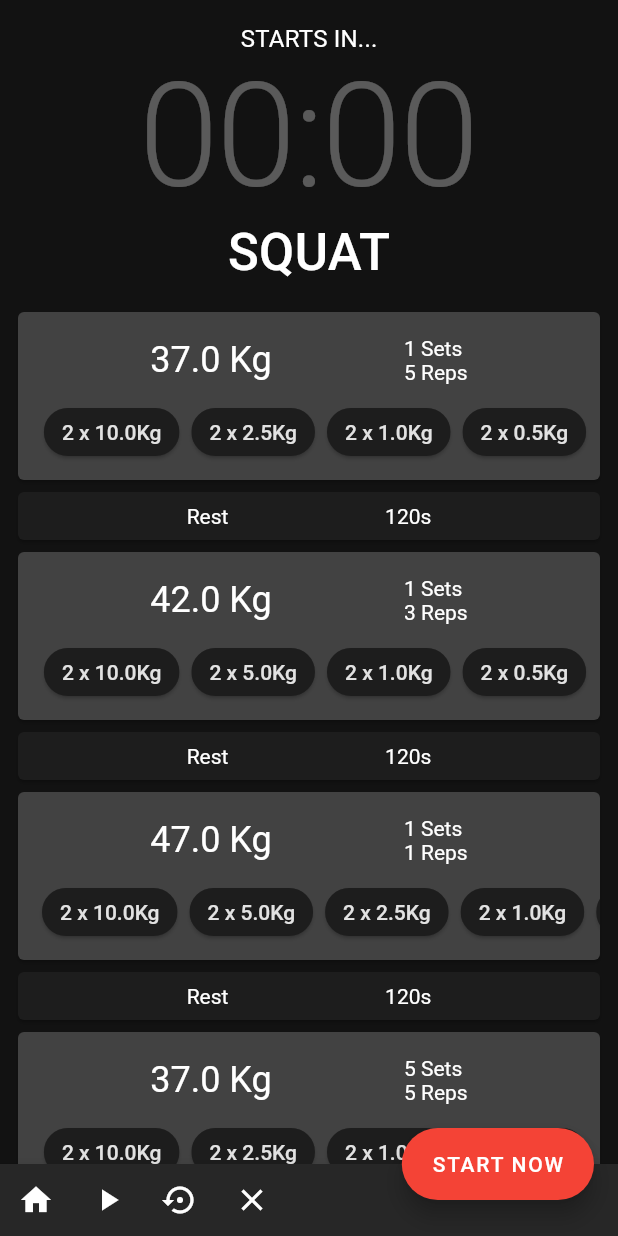
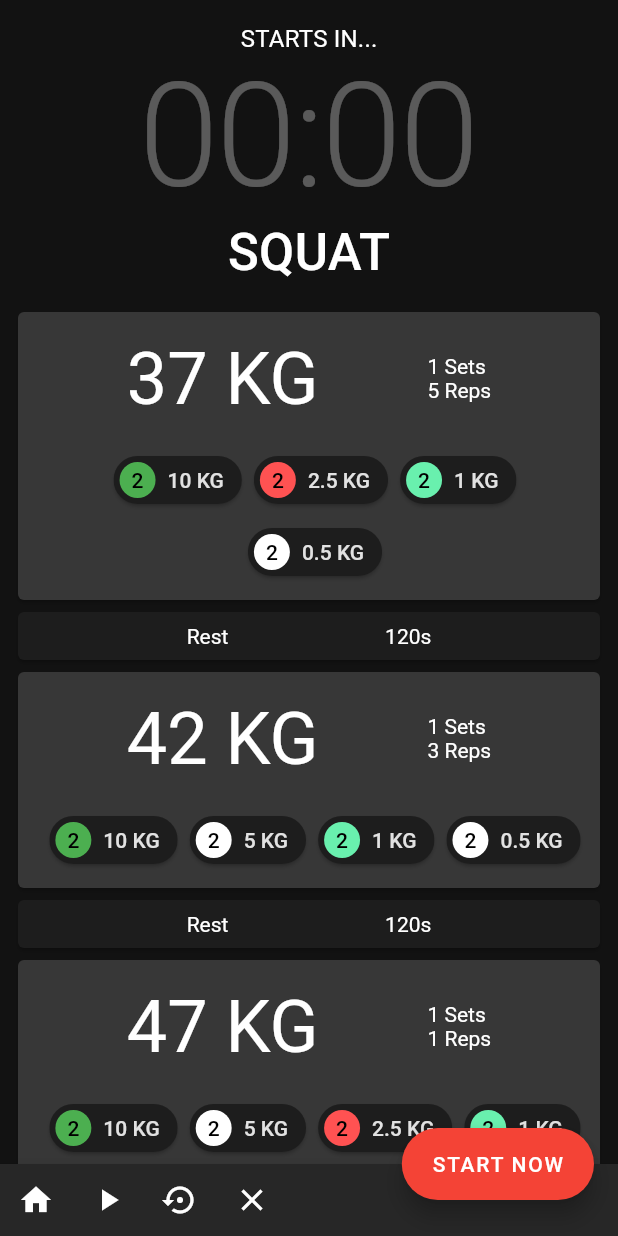
Before and after one commit to chrsep/leonidas, a Flutter app: the TrackerPage screen opened directly, on a phone screen of 412 x 824 dp. Run offline on Flutter 3.47's test engine with Material 2 defaults, Android fonts, the phone set to English and light mode, and no system bars; our stand-ins replace flutter_dotenv, flutter_local_notifications, sentry, shared_preferences, tuple, vibration; accounts and stored records are empty.

Commit message:
Restyle weight chips. Fix some bugs.

```diff
--- a/lib/components/home_page.dart
+++ b/lib/components/home_page.dart
@@ -66,7 +66,7 @@ class _HomePageState extends State<HomePage> with TickerProviderStateMixin {
           return Consumer<CountdownTimer>(
             builder: (context, timer, child) {
               String fabText;
-              if (timer.isCounting && timer.timeLeft < 9) {
+              if (timer.isCounting) {
                 fabText = timer.toString();
               } else {
                 fabText = 'START';
--- a/lib/components/trackerPage/exercise_item.dart
+++ b/lib/components/trackerPage/exercise_item.dart
@@ -1,3 +1,4 @@
+import 'package:flutter/cupertino.dart';
 import 'package:flutter/material.dart';
 import 'package:leonidas/models/exercise.dart';
 import 'package:leonidas/models/exercise_set.dart';
@@ -32,25 +33,27 @@ class ExerciseItem extends ActivityListItem {
     return setupUsed.calculateTotalWeight();
   }
 
-  List<Tuple2<int, int>> get getWeightUsed {
+  List<Tuple3<int, int, Color>> get getWeightUsed {
     final calculatedWeight = calculateWeight(exercise, routine, set);
     setupUsed ??= weightSetup.calculatePossibleWeight(calculatedWeight);
 
-    final List<int> weightValues = setupUsed.getWeightIntList();
-    final List<int> availableWeightPairs = setupUsed.getAvailableWeightList();
-    final List<Tuple2<int, int>> result = [];
-    for (var i = 0; i < weightValues.length; i++) {
-      result.add(Tuple2(weightValues[i], availableWeightPairs[i]));
+    final plateWeights = setupUsed.platePairsWeightValues;
+    final plateColors = setupUsed.plateColors;
+    final availablePlatePairs = setupUsed.getAvailablePlatePairs();
+    final List<Tuple3<int, int, Color>> result = [];
+    for (var i = 0; i < plateWeights.length; i++) {
+      result
+          .add(Tuple3(plateWeights[i], availablePlatePairs[i], plateColors[i]));
     }
     return result;
   }
 
   @override
-  Widget buildWidget(
-    colorIdentifier,
-  ) {
-    return Card(
-      color: colorIdentifier,
+  Widget buildWidget(colorIdentifier, {bool showWeights}) {
+    return Column(
+      children: <Widget>[
+        Card(
+          color: colorIdentifier ?? LeonidasTheme.whiteTint[9],
           child: Column(
             children: <Widget>[
               Padding(
@@ -59,8 +62,8 @@ class ExerciseItem extends ActivityListItem {
                   mainAxisAlignment: MainAxisAlignment.spaceEvenly,
                   children: <Widget>[
                     Text(
-                  calculatedWeight.toString() + ' Kg',
-                  style: LeonidasTheme.h5,
+                      calculatedWeight.toString().replaceAll('.0', '') + ' KG',
+                      style: LeonidasTheme.h3,
                     ),
                     Flex(
                       direction: Axis.vertical,
@@ -73,11 +76,10 @@ class ExerciseItem extends ActivityListItem {
                   ],
                 ),
               ),
-          SingleChildScrollView(
-            scrollDirection: Axis.horizontal,
-            child: Padding(
-              padding: const EdgeInsets.only(left: 16.0, bottom: 8, top: 8),
-              child: Row(
+              Padding(
+                padding: const EdgeInsets.only(left: 16.0, bottom: 8, top: 16),
+                child: Wrap(
+                  alignment: WrapAlignment.center,
                   children: getWeightUsed.where((weights) {
                     return weights.item2 > 0;
                   }).map((weights) {
@@ -86,18 +88,37 @@ class ExerciseItem extends ActivityListItem {
                       child: Chip(
                         elevation: 1,
                         backgroundColor: LeonidasTheme.whiteTint[1],
-                      label: Text((weights.item2 * 2).toString() +
-                          ' x ' +
-                          (weights.item1 / 2.0).toString() +
-                          'Kg'),
+                        avatar: Stack(
+                          children: <Widget>[
+                            Container(
+                              decoration: BoxDecoration(
+                                  color: weights.item3,
+                                  shape: BoxShape.circle),
+                            ),
+                            Center(
+                                child: Text(
+                              '2',
+                              style: TextStyle(
+                                  color: Colors.black,
+                                  fontWeight: FontWeight.w500),
+                            )),
+                          ],
+                        ),
+                        label: Text(
+                          (weights.item1 / 2.0)
+                                  .toString()
+                                  .replaceAll('.0', '') +
+                              ' KG',
+                        ),
                       ),
                     );
                   }).toList(),
                 ),
-            ),
               )
             ],
           ),
+        ),
+      ],
     );
   }
 }
--- a/lib/components/trackerPage/tracker_page.dart
+++ b/lib/components/trackerPage/tracker_page.dart
@@ -168,10 +168,17 @@ class TrackerPage extends StatelessWidget {
                   final cardColor =
                       store.isExercising && index == 0 ? colorIdentifier : null;
 
+                  if (activity is ExerciseItem) {
+                    return Padding(
+                      padding: const EdgeInsets.only(left: 8.0, right: 8),
+                      child: activity.buildWidget(cardColor, showWeights: index == 0),
+                    );
+                  }
                   return Padding(
                     padding: const EdgeInsets.only(left: 8.0, right: 8),
                     child: activity.buildWidget(cardColor),
                   );
+
                 },
               ),
             )
--- a/lib/models/weight_setup.dart
+++ b/lib/models/weight_setup.dart
@@ -1,4 +1,5 @@
 import 'package:flutter/cupertino.dart';
+import 'package:flutter/material.dart';
 
 class WeightSetup extends ChangeNotifier {
   WeightSetup(
@@ -42,19 +43,19 @@ class WeightSetup extends ChangeNotifier {
         half * 1.0;
   }
 
-  WeightSetup calculatePossibleWeight(double weight) {
-    final List<int> weightValues = getWeightIntList();
-    final List<int> availableWeightPairs = getAvailableWeightList();
-    final List<int> result = [0, 0, 0, 0, 0, 0, 0, 0, 0,0];
+  WeightSetup calculatePossibleWeight(double targetWeight) {
+    final List<int> plateWeights = platePairsWeightValues;
+    final List<int> availablePlatePairs = getAvailablePlatePairs();
+    final List<int> result = [0, 0, 0, 0, 0, 0, 0, 0, 0, 0];
 
-    var weightLeft = weight - barWeight;
-    for (var i = 0; i < availableWeightPairs.length; i++) {
-      final pairsNeeded = (weightLeft / weightValues[i]).floor();
+    var weightLeft = targetWeight - barWeight;
+    for (var i = 0; i < availablePlatePairs.length; i++) {
+      final pairsNeeded = (weightLeft / plateWeights[i]).floor();
       if (pairsNeeded != 0) {
-        result[i] = pairsNeeded > availableWeightPairs[i]
-            ? availableWeightPairs[i]
+        result[i] = pairsNeeded > availablePlatePairs[i]
+            ? availablePlatePairs[i]
             : pairsNeeded;
-        weightLeft -= result[i] * weightValues[i];
+        weightLeft -= result[i] * plateWeights[i];
       }
     }
     return WeightSetup(
@@ -68,13 +69,12 @@ class WeightSetup extends ChangeNotifier {
       result[7],
       result[8],
       result[9],
-      weight.toString() + 'Kg',
+      targetWeight.toString() + 'Kg',
       barWeight,
     );
   }
 
-  List<int> getAvailableWeightList() {
-    return [
+  List<int> getAvailablePlatePairs() => [
         twentyFive,
         twenty,
         fifteen,
@@ -86,9 +86,18 @@ class WeightSetup extends ChangeNotifier {
         one,
         half
       ];
+
+  final platePairsWeightValues = [50, 40, 30, 20, 10, 5, 4, 3, 2, 1];
+  final plateColors = [
+    Colors.red,
+    Colors.blue,
+    Colors.yellow,
+    Colors.green,
+    Colors.white,
+    Colors.redAccent,
+    Colors.blueAccent,
+    Colors.yellowAccent,
+    Colors.greenAccent,
+    Colors.white,
+  ];
 }
-
-  List<int> getWeightIntList() {
-    return [50, 40, 30, 20, 10, 5, 4, 3, 2, 1];
-  }
-}
```
Lines whose indentation alone changed are shown as unchanged.
